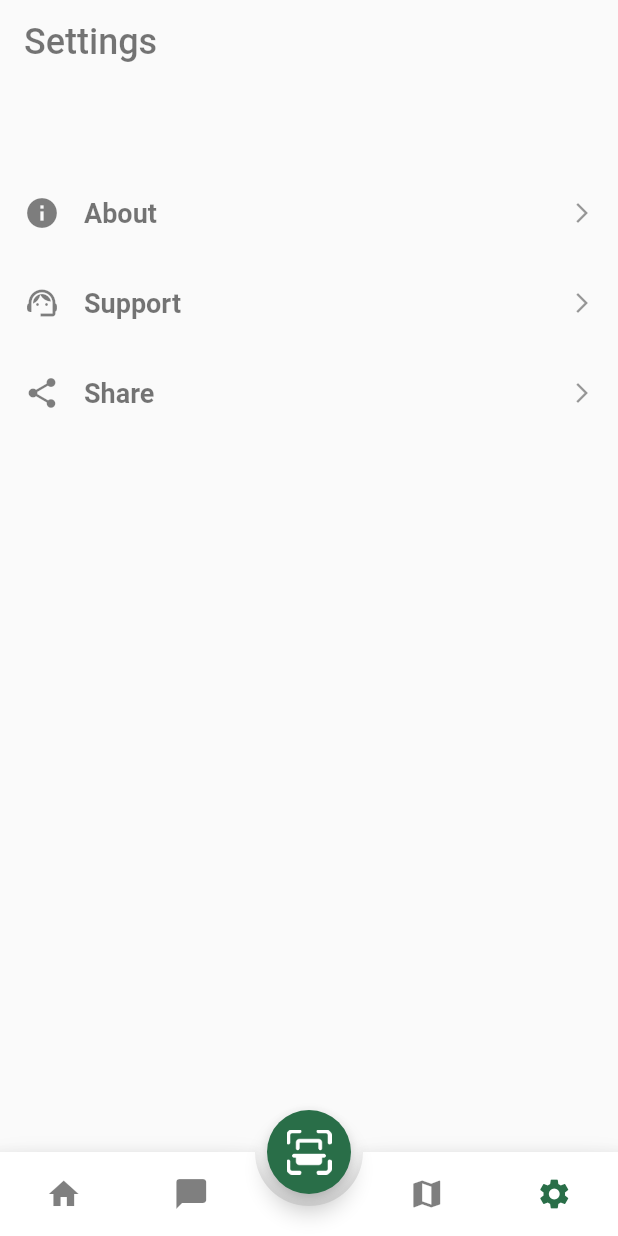
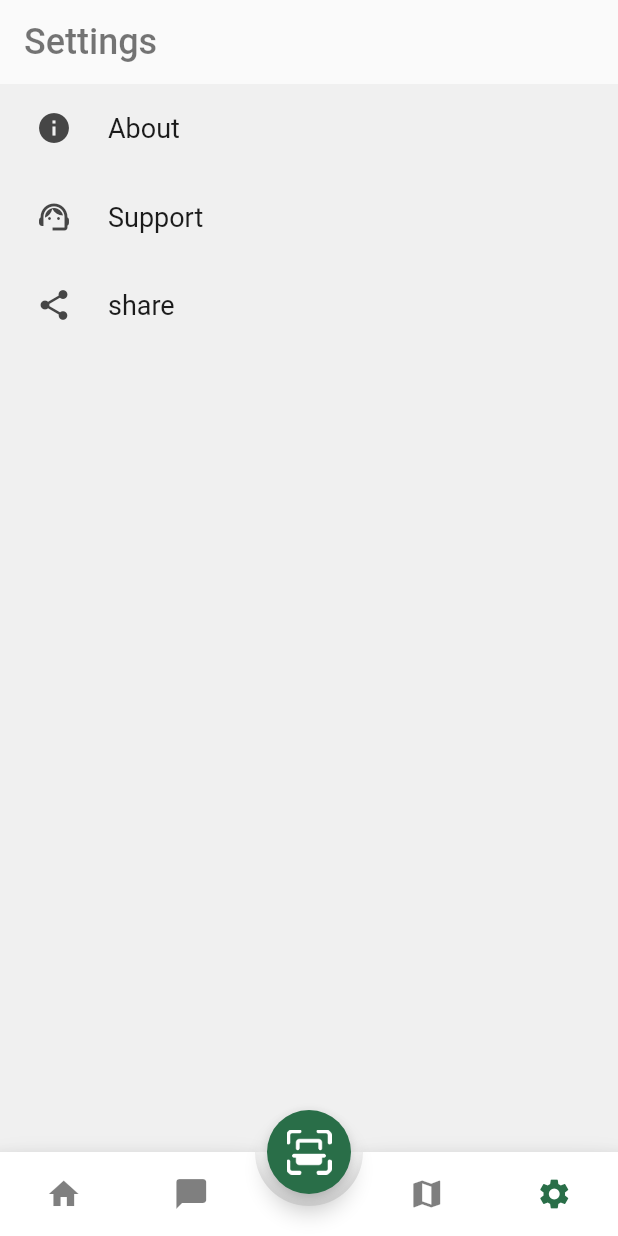
Before and after one commit to Pranav-krishnaP/Miniprojects6, a Flutter app: the RootPage screen opened directly, item 4 of the bottom bar chosen, on a phone screen of 412 x 824 dp. Run offline on Flutter 3.47's test engine with Material 2 defaults, Android fonts, the phone set to English and light mode, and no system bars; drawn by our look-alikes of animated_bottom_navigation_bar, settings_ui; our stand-ins replace animated_splash_screen, camera, dio, geolocator, image_picker, page_transition; missing offline and left inert: map_launcher.

Commit message:
new commit

```diff
--- a/diseaseapp/lib/ui/root_page.dart
+++ b/diseaseapp/lib/ui/root_page.dart
@@ -34,12 +34,7 @@ class _RootPageState extends State<RootPage> {
 
   //List of the pages
   List<Widget> _widgetOptions() {
-    return [
-      const HomePage(),
-      const ChatPage(),
-      const Map(),
-      const ProfilePage()
-    ];
+    return [const HomePage(), const ChatPage(), const Map(), ProfilePage()];
   }
 
   //List of the pages icons
--- a/diseaseapp/lib/ui/screens/profile_page.dart
+++ b/diseaseapp/lib/ui/screens/profile_page.dart
@@ -1,52 +1,103 @@
 import 'package:flutter/material.dart';
 
-import 'package:newproj/ui/screens/widgets/profile_widget.dart';
+import 'package:settings_ui/settings_ui.dart';
 
 class ProfilePage extends StatelessWidget {
-  const ProfilePage({Key? key}) : super(key: key);
+  ProfilePage({Key? key}) : super(key: key);
 
+  bool isSwitched = false;
   @override
   Widget build(BuildContext context) {
-    Size size = MediaQuery.of(context).size;
     return Scaffold(
-        body: SingleChildScrollView(
-      child: Container(
-        padding: const EdgeInsets.all(16),
-        height: size.height,
-        width: size.width,
-        child: Column(
-          crossAxisAlignment: CrossAxisAlignment.center,
-          children: [
-            const SizedBox(
-              height: 10,
-            ),
-            const SizedBox(
-              height: 30,
-            ),
-            SizedBox(
-              height: size.height * .7,
-              width: size.width,
-              child: Column(
-                crossAxisAlignment: CrossAxisAlignment.center,
-                children: [
-                  ProfileWidget(
-                    icon: Icons.info,
-                    title: 'About',
-                  ),
-                  ProfileWidget(
-                    icon: Icons.support_agent,
-                    title: 'Support',
-                  ),
-                  ProfileWidget(
-                    icon: Icons.share,
-                    title: 'Share',
-                  ),
-                ],
+      body: SettingsList(
+        sections: [
+          SettingsSection(
+            tiles: [
+              SettingsTile(
+                title: Text("About"),
+                leading: Icon(Icons.info),
+                onPressed: (BuildContext context) {
+                  _navigateToNextScreen1(context);
+                },
               ),
-            ),
-          ],
+              SettingsTile(
+                title: Text('Support'),
+                leading: Icon(Icons.support_agent),
+                onPressed: (BuildContext context) {
+                  _navigateToNextScreen2(context);
+                },
+              ),
+              SettingsTile(
+                title: Text('share'),
+                leading: Icon(Icons.share),
+                onPressed: (BuildContext context) {
+                  _navigateToNextScreen3(context);
+                },
+              ),
+            ],
+          ),
+        ],
+      ),
+    );
+  }
+
+  void _navigateToNextScreen1(BuildContext context) {
+    Navigator.of(context)
+        .push(MaterialPageRoute(builder: (context) => about()));
+  }
+
+  void _navigateToNextScreen2(BuildContext context) {
+    Navigator.of(context)
+        .push(MaterialPageRoute(builder: (context) => suppotrt()));
+  }
+
+  void _navigateToNextScreen3(BuildContext context) {
+    Navigator.of(context)
+        .push(MaterialPageRoute(builder: (context) => share()));
+  }
+}
+
+class about extends StatelessWidget {
+  @override
+  Widget build(BuildContext context) {
+    return Scaffold(
+      appBar: AppBar(title: const Text('About')),
+      body: const Center(
+        child: Text(
+          'This is a new screen',
+          style: TextStyle(fontSize: 24.0),
         ),
       ),
-    ));
+    );
   }
 }
+
+class suppotrt extends StatelessWidget {
+  @override
+  Widget build(BuildContext context) {
+    return Scaffold(
+      appBar: AppBar(title: const Text('Support')),
+      body: const Center(
+        child: Text(
+          'This is a new screen',
+          style: TextStyle(fontSize: 24.0),
+        ),
+      ),
+    );
+  }
+}
+
+class share extends StatelessWidget {
+  @override
+  Widget build(BuildContext context) {
+    return Scaffold(
+      appBar: AppBar(title: const Text('Share')),
+      body: const Center(
+        child: Text(
+          'This is a new screen',
+          style: TextStyle(fontSize: 24.0),
+        ),
+      ),
+    );
+  }
+}
--- a/diseaseapp/lib/ui/screens/widgets/profile_widget.dart
+++ /dev/null
@@ -1,49 +0,0 @@
-import 'package:flutter/material.dart';
-import 'package:newproj/constants.dart';
-
-class ProfileWidget extends StatelessWidget {
-  final IconData icon;
-  final String title;
-  const ProfileWidget({
-    Key? key,
-    required this.icon,
-    required this.title,
-  }) : super(key: key);
-
-  @override
-  Widget build(BuildContext context) {
-    return Container(
-      padding: const EdgeInsets.symmetric(vertical: 18),
-      child: Row(
-        mainAxisAlignment: MainAxisAlignment.spaceBetween,
-        children: [
-          Row(
-            children: [
-              Icon(
-                icon,
-                color: Constants.blackColor.withOpacity(.5),
-                size: 24,
-              ),
-              const SizedBox(
-                width: 16,
-              ),
-              Text(
-                title,
-                style: TextStyle(
-                  color: Constants.blackColor,
-                  fontSize: 18,
-                  fontWeight: FontWeight.w600,
-                ),
-              ),
-            ],
-          ),
-          Icon(
-            Icons.arrow_forward_ios,
-            color: Constants.blackColor.withOpacity(.4),
-            size: 16,
-          )
-        ],
-      ),
-    );
-  }
-}
--- a/diseaseapp/pubspec.yaml
+++ b/diseaseapp/pubspec.yaml
@@ -46,6 +46,7 @@ dependencies:
   url_launcher: ^6.1.11
   map_launcher: ^2.5.0+1
   geolocator: ^9.0.2
+  settings_ui: ^2.0.2
 
 dev_dependencies:
   flutter_test:
```
Also changed, not shown: diseaseapp/pubspec.lock.
